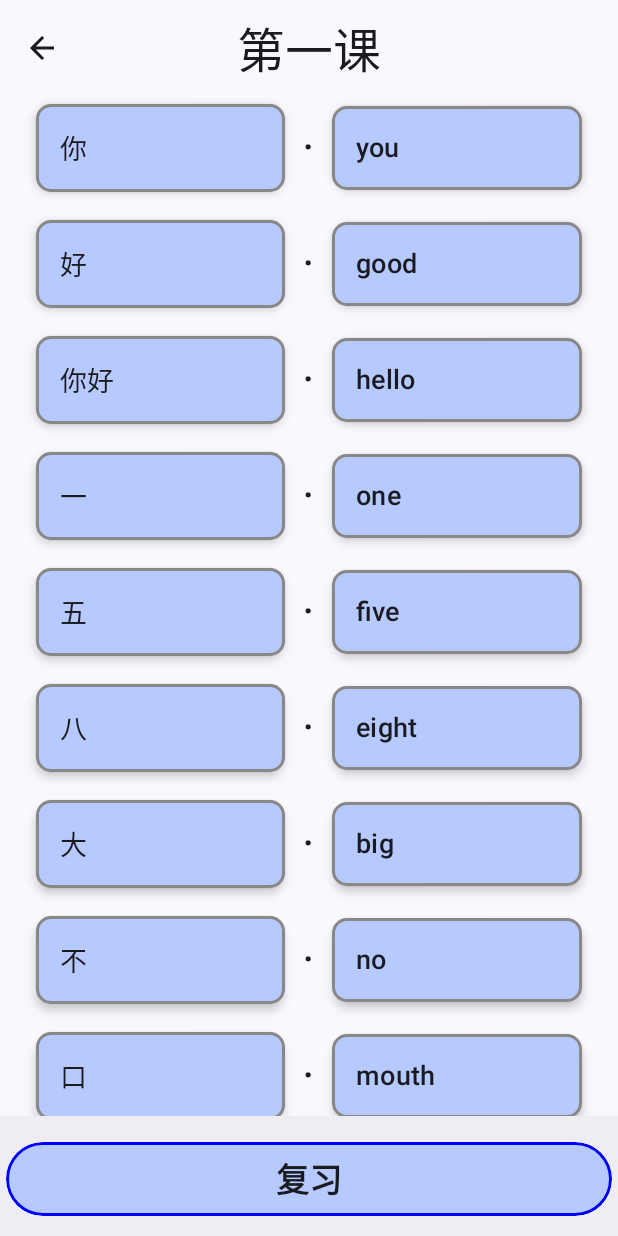
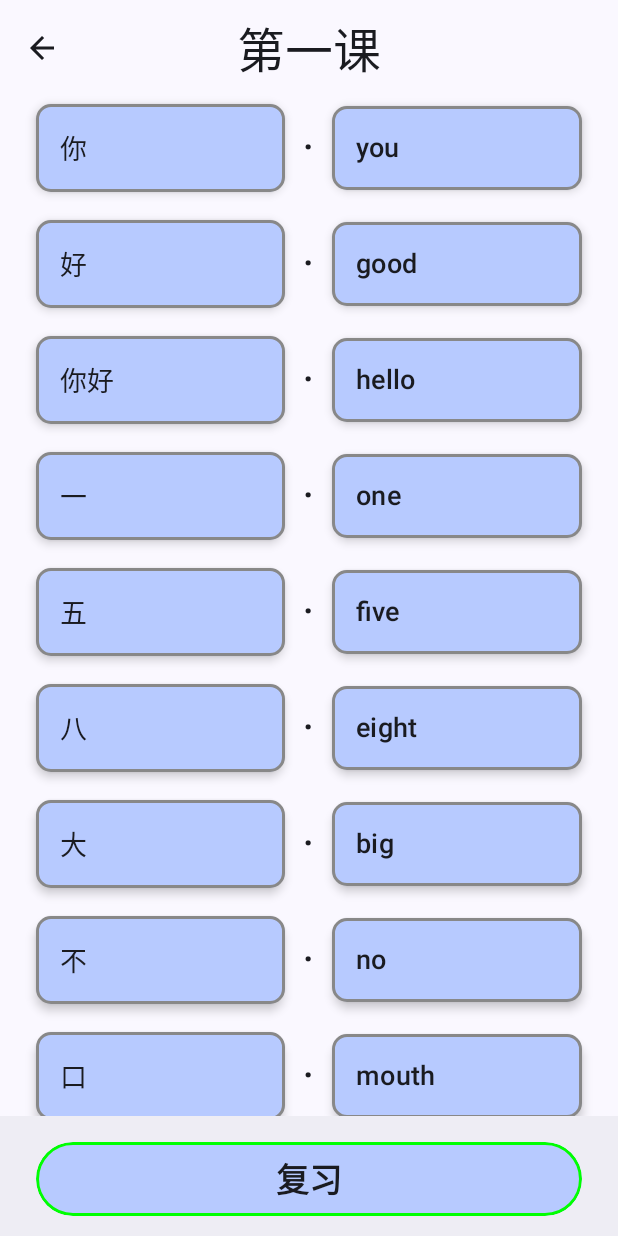
Before and after one commit to Yusi-21/Shengci-Chinese, an Android app built with Jetpack Compose: the @Preview function ShengCiLightScreenPreview, on a phone screen of 412 x 824 dp. Run offline under Robolectric (Android 15) with nearby library versions, the phone set to English and light mode, and no system bars.

Commit message:
Update ShengCiScreen.kt

```diff
--- a/app/src/main/java/tm/kumush/shengci/ui/ShengCiScreen.kt
+++ b/app/src/main/java/tm/kumush/shengci/ui/ShengCiScreen.kt
@@ -125,10 +125,11 @@ fun ShengCiScreen(
                     onClick = { onFuxiClicked(unitId) },
                     modifier = Modifier
                         .fillMaxWidth()
+                        .padding(start = 20.dp, end = 20.dp)
                         .clip(RoundedCornerShape(25.dp))
                         .border(
                             width = 2.dp,
-                            color = Color.Blue,
+                            color = Color.Green,
                             shape = RoundedCornerShape(25.dp)
                         ),
                     colors = ButtonDefaults.buttonColors(
```
